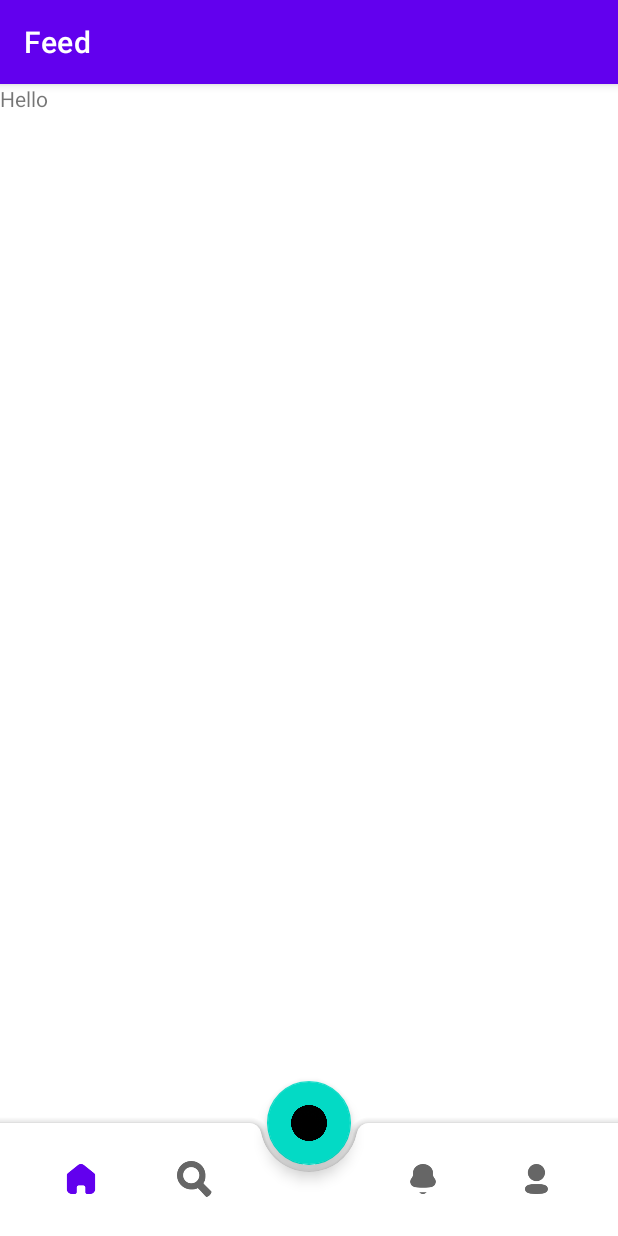
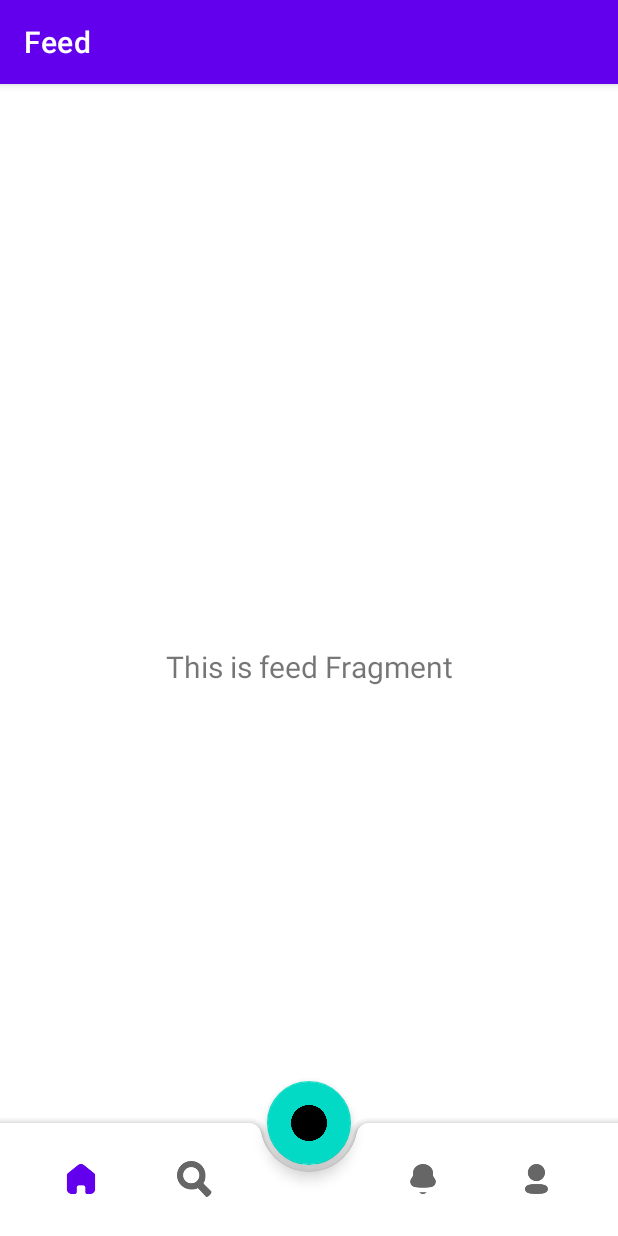
Before and after one commit to snuhcs-course/swpp-2023-project-team-1, an Android app: the screen it shows after launch (MainActivity), on a phone screen of 412 x 824 dp. Run offline under Robolectric (Android 15) with nearby library versions, the phone set to English and light mode, and no system bars; our stand-ins replace navigation-ui.

Commit message:
[fix] updated text of feed Fragment

```diff
--- a/app/src/main/java/com/project/spire/ui/feed/FeedFragment.kt
+++ b/app/src/main/java/com/project/spire/ui/feed/FeedFragment.kt
@@ -6,27 +6,40 @@ import androidx.fragment.app.Fragment
 import android.view.LayoutInflater
 import android.view.View
 import android.view.ViewGroup
+import android.widget.TextView
 import com.example.spire.R
+import com.example.spire.databinding.FragmentFeedBinding
+import com.example.spire.databinding.FragmentProfileBinding
+import com.project.spire.ui.profile.ProfileViewModel
 
 class FeedFragment : Fragment() {
 
-    companion object {
-        fun newInstance() = FeedFragment()
+    private var _binding: FragmentFeedBinding? = null
+
+    // This property is only valid between onCreateView and
+    // onDestroyView.
+    private val binding get() = _binding!!
+
+    override fun onCreateView(
+        inflater: LayoutInflater,
+        container: ViewGroup?,
+        savedInstanceState: Bundle?
+    ): View {
+        val homeViewModel =
+            ViewModelProvider(this).get(FeedViewModel::class.java)
+
+        _binding = FragmentFeedBinding.inflate(inflater, container, false)
+        val root: View = binding.root
+
+        val textView: TextView = binding.textFeed
+        homeViewModel.text.observe(viewLifecycleOwner) {
+            textView.text = it
+        }
+        return root
     }
 
-    private lateinit var viewModel: FeedViewModel
-
-    override fun onCreateView(
-        inflater: LayoutInflater, container: ViewGroup?,
-        savedInstanceState: Bundle?
-    ): View? {
-        return inflater.inflate(R.layout.fragment_feed, container, false)
+    override fun onDestroyView() {
+        super.onDestroyView()
+        _binding = null
     }
-
-    override fun onActivityCreated(savedInstanceState: Bundle?) {
-        super.onActivityCreated(savedInstanceState)
-        viewModel = ViewModelProvider(this).get(FeedViewModel::class.java)
-        // TODO: Use the ViewModel
-    }
-
 }
--- a/app/src/main/java/com/project/spire/ui/feed/FeedViewModel.kt
+++ b/app/src/main/java/com/project/spire/ui/feed/FeedViewModel.kt
@@ -1,7 +1,12 @@
 package com.project.spire.ui.feed
 
+import androidx.lifecycle.LiveData
+import androidx.lifecycle.MutableLiveData
 import androidx.lifecycle.ViewModel
 
 class FeedViewModel : ViewModel() {
-    // TODO: Implement the ViewModel
+    private val _text = MutableLiveData<String>().apply {
+        value = "This is feed Fragment"
+    }
+    val text: LiveData<String> = _text
 }
--- a/app/src/main/res/layout/fragment_feed.xml
+++ b/app/src/main/res/layout/fragment_feed.xml
@@ -1,13 +1,23 @@
 <?xml version="1.0" encoding="utf-8"?>
-<FrameLayout xmlns:android="http://schemas.android.com/apk/res/android"
+<androidx.constraintlayout.widget.ConstraintLayout xmlns:android="http://schemas.android.com/apk/res/android"
+    xmlns:app="http://schemas.android.com/apk/res-auto"
     xmlns:tools="http://schemas.android.com/tools"
     android:layout_width="match_parent"
     android:layout_height="match_parent"
     tools:context="com.project.spire.ui.feed.FeedFragment">
 
     <TextView
+        android:id="@+id/text_feed"
         android:layout_width="match_parent"
-        android:layout_height="match_parent"
-        android:text="Hello" />
+        android:layout_height="wrap_content"
+        android:layout_marginStart="8dp"
+        android:layout_marginTop="8dp"
+        android:layout_marginEnd="8dp"
+        android:textAlignment="center"
+        android:textSize="20sp"
+        app:layout_constraintBottom_toBottomOf="parent"
+        app:layout_constraintEnd_toEndOf="parent"
+        app:layout_constraintStart_toStartOf="parent"
+        app:layout_constraintTop_toTopOf="parent" />
 
-</FrameLayout>
+</androidx.constraintlayout.widget.ConstraintLayout>
```
